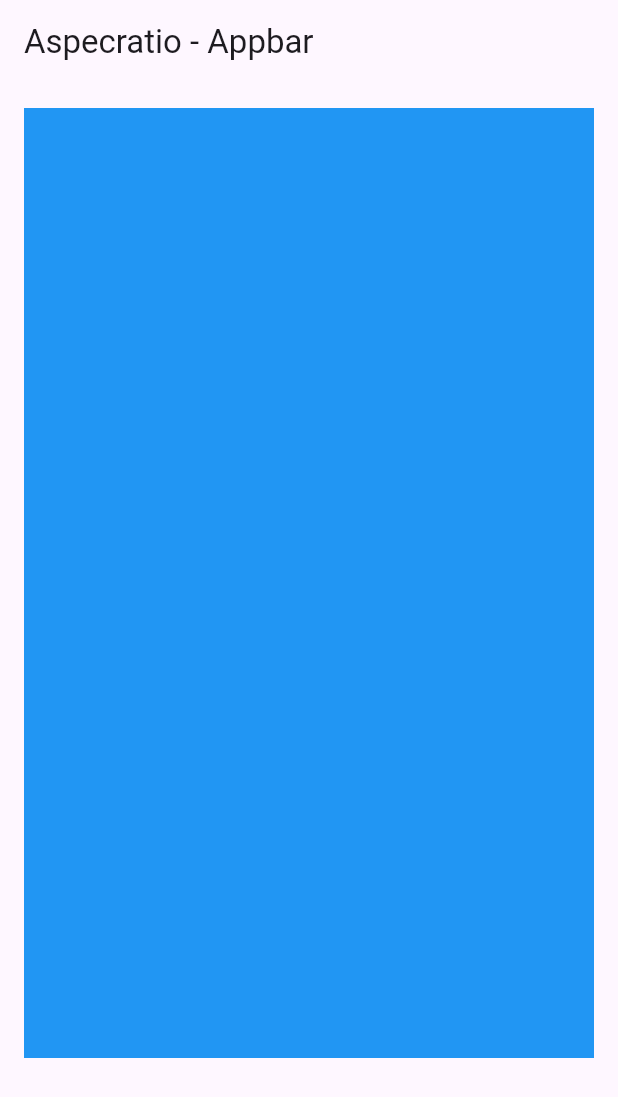
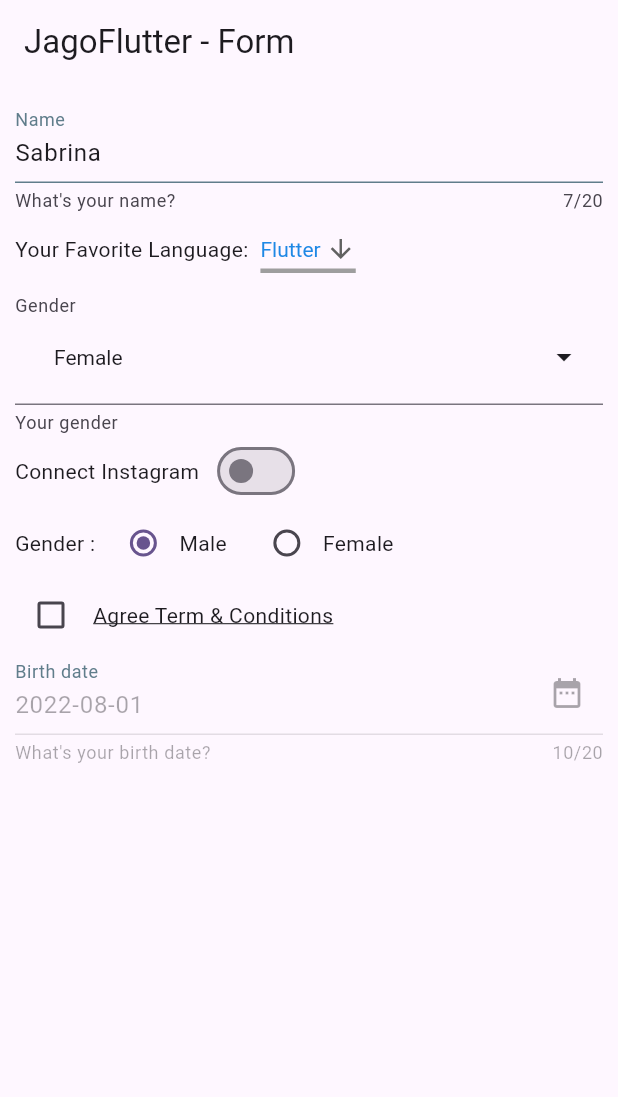
Before and after one commit to sainrahmanii/flutter-basic-widget, a Flutter app: the screen it shows after launch, on a phone screen of 412 x 824 dp. Shown: the top 1097 px of the screen. Run offline on Flutter 3.47's test engine with Material 3 defaults, Android fonts, the phone set to English and light mode, and no system bars; our stand-ins replace flutter_svg.

Commit message:
basic form

```diff
--- a/lib/main.dart
+++ b/lib/main.dart
@@ -1,4 +1,6 @@
 import 'package:flutter/material.dart';
+import 'package:flutter_basic_apps/widget_lessons/basic_form/dialog_widget.dart';
+import 'package:flutter_basic_apps/widget_lessons/basic_form/form_widget.dart';
 import 'package:flutter_basic_apps/widget_lessons/basic_layout/aspecratio_widget.dart';
 // import 'package:flutter_basic_apps/widget_lessons/basic_layout/center_widget.dart';
 // import 'package:flutter_basic_apps/widget_lessons/basic_layout/column_widget.dart';
@@ -39,7 +41,7 @@
           colorScheme: ColorScheme.fromSeed(seedColor: Colors.deepPurple),
           useMaterial3: true,
         ),
-        home: const AspecRatioWidget()
+        home: const FormWidget()
     );
   }
 }
--- /dev/null
+++ b/lib/widget_lessons/basic_form/form_widget.dart
@@ -0,0 +1,275 @@
+import 'package:flutter/material.dart';
+
+class FormWidget extends StatefulWidget {
+  const FormWidget({super.key});
+
+  @override
+  State<FormWidget> createState() => _FormWidgetState();
+}
+
+class _FormWidgetState extends State<FormWidget> {
+  bool isOn = false;
+
+  var selected = 'Flutter';
+  final dropdownList = <String>['Flutter', 'Dart', 'Java', 'Scala', 'Python'];
+
+  var sex = 'male';
+  var isChecked = false;
+  TextEditingController textController = TextEditingController(text: 'Sabrina');
+
+  @override
+  Widget build(BuildContext context) {
+    return Scaffold(
+      appBar: AppBar(
+        title: const Text('JagoFlutter - Form'),
+      ),
+      body: SingleChildScrollView(
+        child: Container(
+          padding: const EdgeInsets.all(10.0),
+          child: Column(
+            crossAxisAlignment: CrossAxisAlignment.start,
+            children: [
+              TextField(
+                maxLength: 20,
+                controller: textController,
+                decoration: const InputDecoration(
+                  labelText: 'Name',
+                  labelStyle: TextStyle(
+                    color: Colors.blueGrey,
+                  ),
+                  enabledBorder: UnderlineInputBorder(
+                    borderSide: BorderSide(
+                      color: Colors.blueGrey,
+                    ),
+                  ),
+                  helperText: "What's your name?",
+                ),
+                onChanged: (value) {},
+              ),
+              Row(
+                crossAxisAlignment: CrossAxisAlignment.center,
+                mainAxisAlignment: MainAxisAlignment.start,
+                children: [
+                  const Text('Your Favorite Language:'),
+                  const SizedBox(
+                    width: 8,
+                  ),
+                  DropdownButton(
+                    value: selected,
+                    icon: const Icon(Icons.arrow_downward),
+                    iconSize: 20,
+                    style: TextStyle(color: Colors.blue[600]),
+                    underline: Container(
+                      decoration: const BoxDecoration(
+                        border: Border(
+                          bottom: BorderSide(
+                            color: Colors.grey,
+                            width: 3,
+                          ),
+                        ),
+                      ),
+                    ),
+                    items: dropdownList
+                        .map((e) => DropdownMenuItem(value: e, child: Text(e)))
+                        .toList(),
+                    onChanged: (String? val) {
+                      setState(() {
+                        if (val != null) selected = val;
+                      });
+                    },
+                  ),
+                ],
+              ),
+              LayoutBuilder(builder: (context, constraint) {
+                List<String> itemStringList = ["Female", "Male"];
+
+                return FormField(
+                  initialValue: false,
+                  enabled: true,
+                  builder: (FormFieldState<bool> field) {
+                    return InputDecorator(
+                      decoration: InputDecoration(
+                        labelText: "Gender",
+                        errorText: field.errorText,
+                        helperText: "Your gender",
+                      ),
+                      child: DropdownButtonHideUnderline(
+                        child: ButtonTheme(
+                          alignedDropdown: true,
+                          child: DropdownButton<String>(
+                            isExpanded: true,
+                            value: "Female",
+                            icon: Padding(
+                              padding: const EdgeInsets.only(right: 10.0),
+                              child: Icon(
+                                Icons.arrow_drop_down_outlined,
+                                size: 24.0,
+                                color: Theme.of(context)
+                                    .textTheme
+                                    .bodyText1!
+                                    .color,
+                              ),
+                            ),
+                            iconSize: 16,
+                            elevation: 16,
+                            style: TextStyle(
+                              fontSize: Theme.of(context)
+                                  .textTheme
+                                  .bodyText2!
+                                  .fontSize,
+                              fontFamily: Theme.of(context)
+                                  .textTheme
+                                  .bodyText2!
+                                  .fontFamily,
+                              color:
+                                  Theme.of(context).textTheme.bodyText2!.color,
+                            ),
+                            underline: Container(
+                              height: 0,
+                              color: Colors.grey[300],
+                            ),
+                            onChanged: (String? newValue) {},
+                            items: itemStringList
+                                .map<DropdownMenuItem<String>>((String value) {
+                              return DropdownMenuItem<String>(
+                                value: value,
+                                child: Padding(
+                                  padding: const EdgeInsets.symmetric(
+                                      horizontal: 10.0),
+                                  child: Text(
+                                    value,
+                                  ),
+                                ),
+                              );
+                            }).toList(),
+                          ),
+                        ),
+                      ),
+                    );
+                  },
+                );
+              }),
+              Row(
+                children: [
+                  const Text('Connect Instagram'),
+                  const SizedBox(
+                    width: 8,
+                  ),
+                  Switch(
+                    value: isOn,
+                    onChanged: (bool? val) {
+                      if (val != null) {
+                        setState(() {
+                          isOn = val;
+                        });
+                      }
+                    },
+                  ),
+                ],
+              ),
+              Row(
+                children: [
+                  const Text('Gender :'),
+                  const SizedBox(
+                    width: 8,
+                  ),
+                  Row(
+                    mainAxisAlignment: MainAxisAlignment.center,
+                    children: [
+                      Radio(
+                        value: 'male',
+                        groupValue: sex,
+                        onChanged: (String? val) {
+                          setState(() {
+                            if (val != null) {
+                              sex = val;
+                            }
+                          });
+                        },
+                      ),
+                      const Text('Male'),
+                    ],
+                  ),
+                  const SizedBox(
+                    width: 16,
+                  ),
+                  Row(
+                    mainAxisAlignment: MainAxisAlignment.center,
+                    children: [
+                      Radio(
+                        value: 'female',
+                        groupValue: sex,
+                        onChanged: (String? val) {
+                          setState(() {
+                            if (val != null) {
+                              sex = val;
+                            }
+                          });
+                        },
+                      ),
+                      const Text('Female'),
+                    ],
+                  ),
+                ],
+              ),
+              Row(
+                children: [
+                  Checkbox(
+                    value: isChecked,
+                    activeColor: Colors.blue,
+                    onChanged: (val) {
+                      setState(() {
+                        if (val != null) {
+                          isChecked = val;
+                        }
+                      });
+                    },
+                  ),
+                  const SizedBox(
+                    width: 4,
+                  ),
+                  const Text(
+                    'Agree Term & Conditions',
+                    style: TextStyle(
+                      decoration: TextDecoration.underline,
+                    ),
+                  ),
+                ],
+              ),
+              InkWell(
+                onTap: () async {
+                  DateTime? pickedDate = await showDatePicker(
+                    context: context,
+                    initialDate: DateTime.now(),
+                    firstDate: DateTime(2000),
+                    lastDate: DateTime(2100),
+                  );
+                  debugPrint("pickedDate: $pickedDate");
+                },
+                child: TextFormField(
+                  initialValue: '2022-08-01',
+                  maxLength: 20,
+                  enabled: false,
+                  decoration: const InputDecoration(
+                    labelText: 'Birth date',
+                    labelStyle: TextStyle(
+                      color: Colors.blueGrey,
+                    ),
+                    enabledBorder: UnderlineInputBorder(
+                      borderSide: BorderSide(
+                        color: Colors.blueGrey,
+                      ),
+                    ),
+                    suffixIcon: Icon(Icons.date_range),
+                    helperText: "What's your birth date?",
+                  ),
+                  onChanged: (value) {},
+                ),
+              ),
+            ],
+          ),
+        ),
+      ),
+    );
+  }
+}
```
Also changed, not shown: lib/widget_lessons/basic_form/dialog_widget.dart (added, +181 -0 lines).
